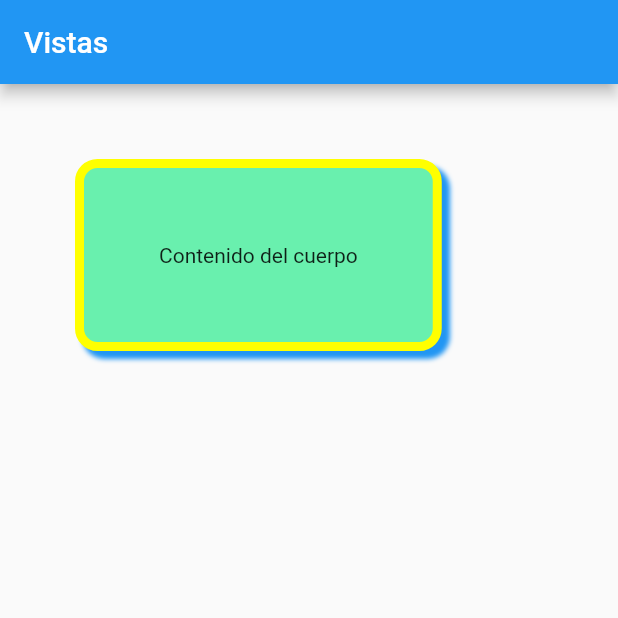
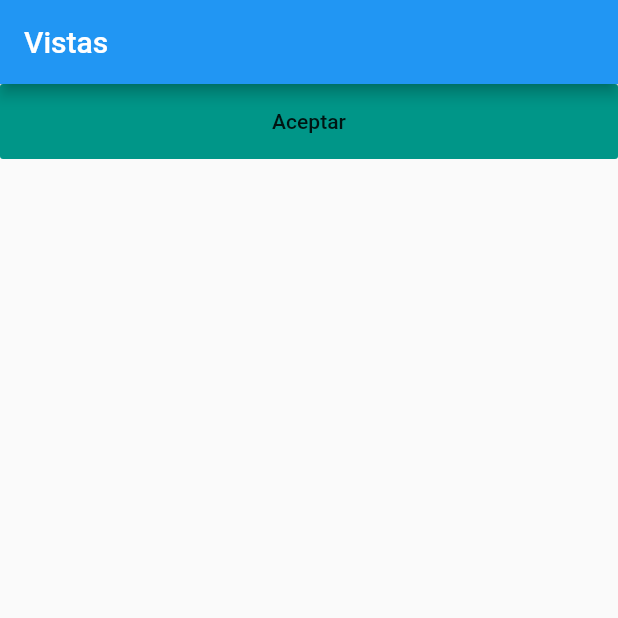
Before and after one commit to Marineford2410/vista, a Flutter app: the screen it shows after launch, on a phone screen of 412 x 824 dp, the top half of it. Run offline on Flutter 3.47's test engine with Material 2 defaults, Android fonts, the phone set to English and light mode, and no system bars.

Commit message:
SizedBox y FlatButton

```diff
--- a/lib/main.dart
+++ b/lib/main.dart
@@ -11,25 +11,16 @@ class Vista extends StatelessWidget{
         appBar: AppBar(
           title: Text('Vistas'),
         ),
-        body: Container(
-          child: Text('Contenido del cuerpo'),
-          padding: EdgeInsets.all(50),
-          decoration: BoxDecoration(
-            color: Colors.greenAccent,
-            border: Border.all(
-                width: 6,
-                color: Colors.yellowAccent
-            ),
-            borderRadius: BorderRadius.circular(15),
-            boxShadow: [
-              BoxShadow(
-                  color: Colors.blue,
-                  offset: Offset(5.0, 5.0),
-                  blurRadius: 2.0
-              )
-            ],
+        body: SizedBox(
+          width: double.infinity,
+          height: 50,
+          child: FlatButton(
+            color: Colors.teal,
+            child: Text('Aceptar'),
+            onPressed: (){
+
+            },
           ),
-          margin: EdgeInsets.all(50),
         ),
       ),
     );
```
